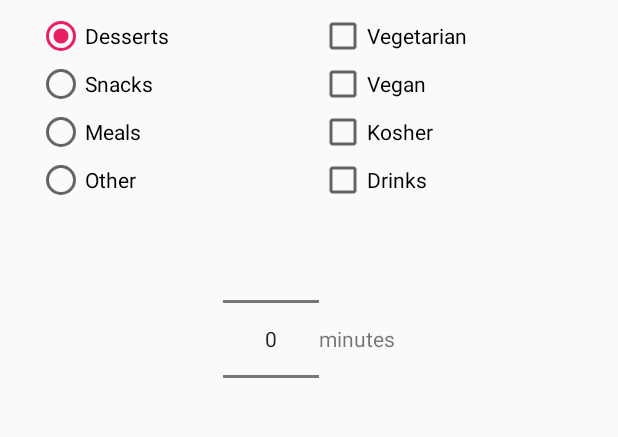
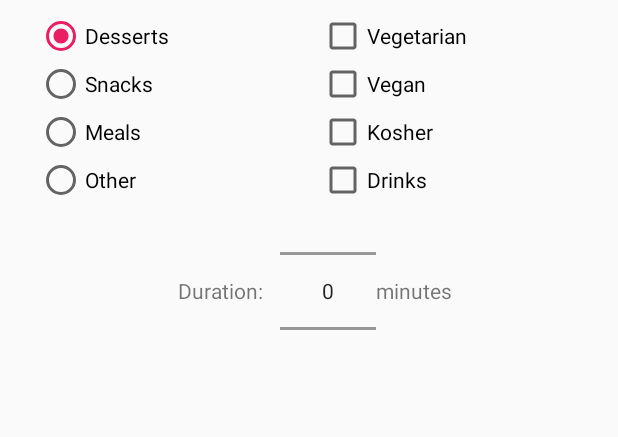
Before and after one commit to Skouriskaze/FindFood, an Android app: the layout dialog_marker.xml on its own in the app's theme, with its tools: preview values and no code run, on a phone screen of 412 x 824 dp, the part 242-679 px from its top. Run offline under Robolectric (Android 15) with nearby library versions, the phone set to English and light mode, and no system bars.

Commit message:
THIS IS THE ENDDDDDDD :D

```diff
--- a/FoodApp/app/src/main/res/layout/dialog_marker.xml
+++ b/FoodApp/app/src/main/res/layout/dialog_marker.xml
@@ -117,15 +117,21 @@
                     android:layout_height="wrap_content" />
             </LinearLayout>
 
-
         </LinearLayout>
-
 
         <LinearLayout
             android:orientation="horizontal"
+            android:layout_marginTop="8dp"
+            android:layout_width="wrap_content"
             android:layout_gravity="center"
-            android:layout_width="wrap_content"
-            android:layout_height="wrap_content">
+            android:layout_height="100dp">
+
+            <TextView
+                android:text="Duration: "
+                android:layout_width="wrap_content"
+                android:layout_gravity="center"
+                android:layout_margin="8dp"
+                android:layout_height="wrap_content" />
 
             <NumberPicker
                 android:id="@+id/npDuration"
```
